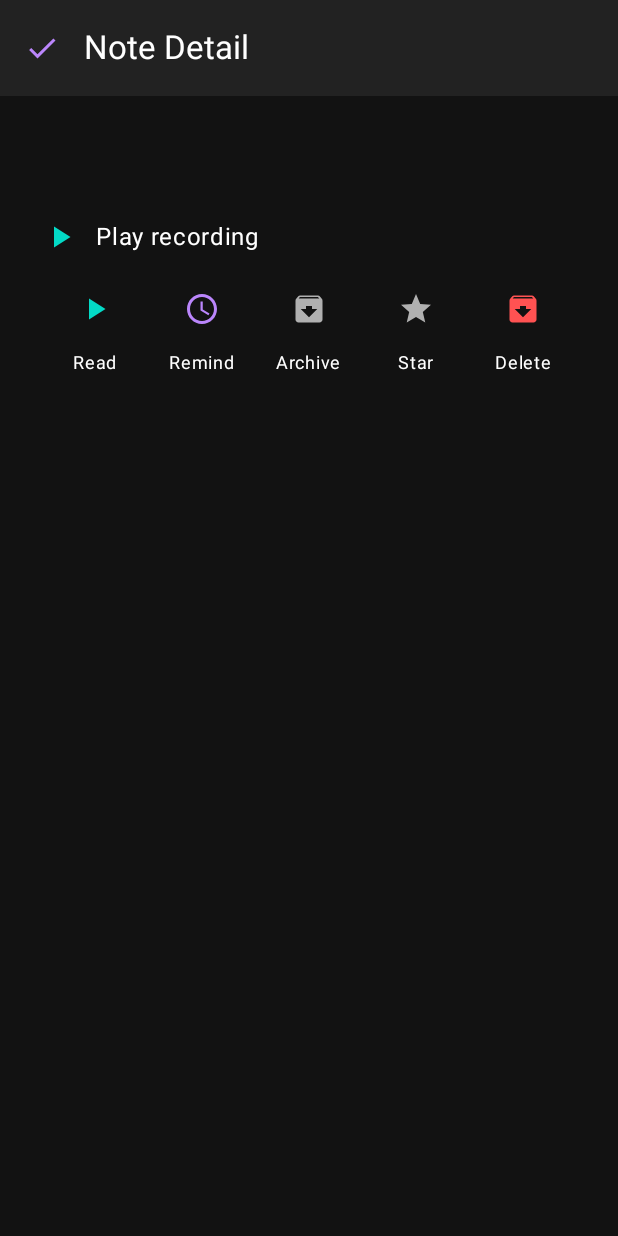
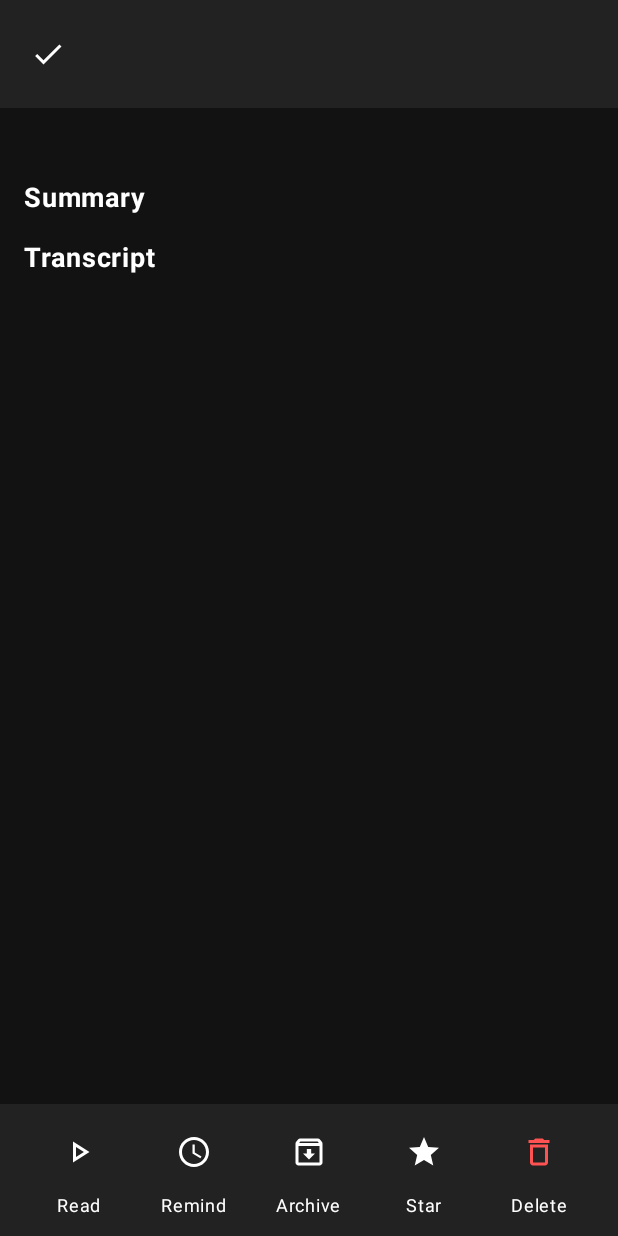
Before and after one commit to SekeNikola/EchoNote, an Android app built with Jetpack Compose: the composable NoteDetailScreen called with empty values, on a phone screen of 412 x 824 dp. Run offline under Robolectric (Android 15) with nearby library versions, the phone set to English and light mode, and no system bars; our stand-ins replace livedata-compose.

```diff
--- a/app/src/main/java/com/example/app/ui/NoteDetailScreen.kt
+++ b/app/src/main/java/com/example/app/ui/NoteDetailScreen.kt
@@ -1,4 +1,7 @@
+
 package com.example.app.ui
+import com.example.app.data.createdAtFormattedDate
+import com.example.app.data.createdAtFormattedTime
 
 import androidx.compose.foundation.background
 import androidx.compose.foundation.layout.Arrangement
@@ -8,18 +11,20 @@ import androidx.compose.foundation.layout.Spacer
 import androidx.compose.foundation.layout.fillMaxSize
 import androidx.compose.foundation.layout.fillMaxWidth
 import androidx.compose.foundation.layout.height
+import androidx.compose.foundation.layout.width
 import androidx.compose.foundation.layout.padding
 import androidx.compose.foundation.verticalScroll
 import androidx.compose.foundation.rememberScrollState
 import androidx.compose.foundation.text.BasicTextField
 import androidx.compose.material.icons.Icons
-import androidx.compose.material.icons.filled.Archive
-import androidx.compose.material.icons.filled.Check
-import androidx.compose.material.icons.filled.PlayArrow
-import androidx.compose.material.icons.filled.Pause
-import androidx.compose.material.icons.filled.Stop
-import androidx.compose.material.icons.filled.Schedule
-import androidx.compose.material.icons.filled.Star
+import androidx.compose.material.icons.outlined.Archive
+import androidx.compose.material.icons.outlined.Check
+import androidx.compose.material.icons.outlined.PlayArrow
+import androidx.compose.material.icons.outlined.Pause
+import androidx.compose.material.icons.outlined.Stop
+import androidx.compose.material.icons.outlined.Schedule
+import androidx.compose.material.icons.outlined.Star
+import androidx.compose.material.icons.outlined.Delete
 import androidx.compose.material3.IconButton
 import androidx.compose.material3.Text
 import androidx.compose.material3.Icon
@@ -50,198 +55,134 @@ fun NoteDetailScreen(
     val note by viewModel.getNoteById(noteId).observeAsState()
     val title = note?.title ?: ""
     val transcript = note?.transcript ?: ""
-    val highlights = note?.highlights ?: emptyList()
     val audioPath = note?.audioPath
     val context = LocalContext.current
+    val date = note?.createdAtFormattedDate() ?: ""
+    val time = note?.createdAtFormattedTime() ?: ""
+    val scrollState = rememberScrollState()
 
-    // Move playback state and player to top-level composable scope
-    val playbackState = androidx.compose.runtime.remember { androidx.compose.runtime.mutableStateOf(PlaybackState.Idle) }
-    val player = androidx.compose.runtime.remember { androidx.compose.runtime.mutableStateOf<MediaPlayer?>(null) }
-
-    val scrollState = rememberScrollState()
     Column(
         modifier = Modifier
             .fillMaxSize()
             .background(Color(0xFF121212))
     ) {
-        androidx.compose.material3.TopAppBar(
-            title = { Text("Note Detail", color = Color.White) },
-            navigationIcon = {
-                IconButton(onClick = onBack) {
-                    Icon(Icons.Default.Check, contentDescription = "Back", tint = Color(0xFFBB86FC))
-                }
-            },
-            colors = androidx.compose.material3.TopAppBarDefaults.topAppBarColors(
-                containerColor = Color(0xFF222222)
+        // Top bar: Back arrow and title
+        Row(
+            verticalAlignment = Alignment.CenterVertically,
+            modifier = Modifier
+                .fillMaxWidth()
+                .background(Color(0xFF222222))
+                .padding(horizontal = 8.dp, vertical = 12.dp)
+        ) {
+            IconButton(onClick = onBack) {
+                Icon(Icons.Outlined.Check, contentDescription = "Back", tint = Color.White)
+            }
+            Spacer(modifier = Modifier.width(8.dp))
+            Text(
+                text = title,
+                fontWeight = FontWeight.Bold,
+                fontSize = 22.sp,
+                color = Color.White,
+                maxLines = 1,
+                modifier = Modifier.weight(1f)
             )
+        }
+        // Date and time
+        Row(
+            modifier = Modifier
+                .fillMaxWidth()
+                .padding(horizontal = 16.dp, vertical = 4.dp),
+            verticalAlignment = Alignment.CenterVertically
+        ) {
+            Text(
+                text = date,
+                color = Color(0xFFB0B0B0),
+                fontSize = 14.sp
+            )
+            Spacer(modifier = Modifier.width(12.dp))
+            Text(
+                text = time,
+                color = Color(0xFFB0B0B0),
+                fontSize = 14.sp
+            )
+        }
+    Spacer(modifier = Modifier.height(16.dp))
+        // Summary section
+        Text(
+            text = "Summary",
+            fontWeight = FontWeight.Bold,
+            fontSize = 18.sp,
+            color = Color.White,
+            modifier = Modifier.padding(horizontal = 16.dp)
         )
-        Column(
-            modifier = Modifier
-                .weight(1f)
-                .verticalScroll(scrollState)
-                .padding(16.dp)
-        ) {
-            Row(verticalAlignment = Alignment.CenterVertically) {
-                BasicTextField(
-                    value = title,
-                    onValueChange = { viewModel.updateNoteTitle(noteId, it) },
-                    textStyle = TextStyle(
-                        color = Color.White,
-                        fontWeight = FontWeight.Bold,
-                        fontSize = 22.sp
-                    ),
-                    modifier = Modifier.weight(1f)
-                )
-            }
-        Spacer(modifier = Modifier.height(16.dp))
-        // Release player if audioPath changes
-        androidx.compose.runtime.LaunchedEffect(audioPath) {
-            player.value?.release()
-            player.value = null
-            playbackState.value = PlaybackState.Idle
-        }
-
-        fun startPlayback() {
-            if (audioPath == null) return
-            try {
-                val mp = MediaPlayer()
-                mp.setDataSource(audioPath)
-                mp.prepare()
-                mp.start()
-                playbackState.value = PlaybackState.Playing
-                player.value = mp
-                Toast.makeText(context, "Playing audio...", Toast.LENGTH_SHORT).show()
-                mp.setOnCompletionListener {
-                    playbackState.value = PlaybackState.Idle
-                    it.release()
-                    player.value = null
-                }
-            } catch (e: Exception) {
-                Toast.makeText(context, "Could not play audio", Toast.LENGTH_SHORT).show()
-                playbackState.value = PlaybackState.Idle
-            }
-        }
-
-        fun pausePlayback() {
-            player.value?.let {
-                if (it.isPlaying) {
-                    it.pause()
-                    playbackState.value = PlaybackState.Paused
-                }
-            }
-        }
-
-        fun resumePlayback() {
-            player.value?.let {
-                it.start()
-                playbackState.value = PlaybackState.Playing
-            }
-        }
-
-        fun stopPlayback() {
-            player.value?.let {
-                it.stop()
-                it.release()
-                player.value = null
-                playbackState.value = PlaybackState.Idle
-            }
-        }
-
-        Spacer(modifier = Modifier.height(12.dp))
-        Row(verticalAlignment = Alignment.CenterVertically) {
-            when (playbackState.value) {
-                PlaybackState.Idle -> {
-                    IconButton(onClick = { startPlayback() }, enabled = audioPath != null) {
-                        Icon(Icons.Default.PlayArrow, contentDescription = "Play Audio", tint = Color(0xFF03DAC6))
-                    }
-                    Text("Play recording", color = Color.White, fontSize = 16.sp)
-                }
-                PlaybackState.Playing -> {
-                    IconButton(onClick = { pausePlayback() }, enabled = audioPath != null) {
-                        Icon(Icons.Default.Pause, contentDescription = "Pause Audio", tint = Color(0xFF03DAC6))
-                    }
-                    IconButton(onClick = { stopPlayback() }, enabled = audioPath != null) {
-                        Icon(Icons.Default.Stop, contentDescription = "Stop Audio", tint = Color(0xFF03DAC6))
-                    }
-                    Text("Playing...", color = Color.White, fontSize = 16.sp)
-                }
-                PlaybackState.Paused -> {
-                    IconButton(onClick = { resumePlayback() }, enabled = audioPath != null) {
-                        Icon(Icons.Default.PlayArrow, contentDescription = "Resume Audio", tint = Color(0xFF03DAC6))
-                    }
-                    IconButton(onClick = { stopPlayback() }, enabled = audioPath != null) {
-                        Icon(Icons.Default.Stop, contentDescription = "Stop Audio", tint = Color(0xFF03DAC6))
-                    }
-                    Text("Paused", color = Color.White, fontSize = 16.sp)
-                }
-            }
-        }
-    // ...existing code...
-        // Summarized text (assume note.snippet is summary)
         if (note?.snippet?.isNotBlank() == true) {
             Text(
                 text = note!!.snippet,
                 color = Color(0xFFB0B0B0),
                 fontSize = 16.sp,
-                modifier = Modifier.fillMaxWidth()
+                modifier = Modifier.padding(horizontal = 16.dp)
             )
-            Spacer(modifier = Modifier.height(8.dp))
         }
-        // Voice/Audio controls (already present above)
-        // Transcript
+        Spacer(modifier = Modifier.height(16.dp))
+        // Transcript section
+        Text(
+            text = "Transcript",
+            fontWeight = FontWeight.Bold,
+            fontSize = 18.sp,
+            color = Color.White,
+            modifier = Modifier.padding(horizontal = 16.dp)
+        )
         if (transcript.isNotBlank()) {
             Text(
                 text = transcript,
                 color = Color(0xFFB0B0B0),
                 fontSize = 16.sp,
-                modifier = Modifier.fillMaxWidth()
+                modifier = Modifier.padding(horizontal = 16.dp)
             )
         }
-        if (highlights.isNotEmpty()) {
-            Text("Highlights:", color = Color(0xFFFFC107), fontWeight = FontWeight.Bold)
-            highlights.forEach { highlight ->
-                Text("- $highlight", color = Color(0xFFFFC107))
-            }
-        }
+        Spacer(modifier = Modifier.height(16.dp))
+        Spacer(modifier = Modifier.weight(1f))
         Row(
-            modifier = Modifier.fillMaxWidth(),
+            modifier = Modifier
+                .fillMaxWidth()
+                .background(Color(0xFF222222))
+                .padding(vertical = 8.dp),
             horizontalArrangement = Arrangement.SpaceEvenly
         ) {
             Column(horizontalAlignment = Alignment.CenterHorizontally) {
                 IconButton(onClick = { viewModel.readAloud(noteId) }) {
-                    Icon(Icons.Default.PlayArrow, contentDescription = "Read Aloud", tint = Color(0xFF03DAC6))
+                    Icon(Icons.Outlined.PlayArrow, contentDescription = "Read Aloud", tint = Color.White)
                 }
                 Text("Read", color = Color.White, fontSize = 12.sp)
             }
             Column(horizontalAlignment = Alignment.CenterHorizontally) {
                 IconButton(onClick = { viewModel.setReminder(noteId) }) {
-                    Icon(Icons.Default.Schedule, contentDescription = "Set Reminder", tint = Color(0xFFBB86FC))
+                    Icon(Icons.Outlined.Schedule, contentDescription = "Set Reminder", tint = Color.White)
                 }
                 Text("Remind", color = Color.White, fontSize = 12.sp)
             }
             Column(horizontalAlignment = Alignment.CenterHorizontally) {
                 IconButton(onClick = { viewModel.archiveNote(noteId) }) {
-                    Icon(Icons.Default.Archive, contentDescription = "Archive", tint = Color(0xFFB0B0B0))
+                    Icon(Icons.Outlined.Archive, contentDescription = "Archive", tint = Color.White)
                 }
                 Text("Archive", color = Color.White, fontSize = 12.sp)
             }
             Column(horizontalAlignment = Alignment.CenterHorizontally) {
                 IconButton(onClick = { viewModel.toggleFavorite(note!!) }) {
                     Icon(
-                        imageVector = Icons.Default.Star,
+                        imageVector = Icons.Outlined.Star,
                         contentDescription = "Favorite",
-                        tint = if (note?.isFavorite == true) Color(0xFFFFC107) else Color(0xFFB0B0B0)
+                        tint = if (note?.isFavorite == true) Color(0xFFFFC107) else Color.White
                     )
                 }
                 Text("Star", color = Color.White, fontSize = 12.sp)
             }
             Column(horizontalAlignment = Alignment.CenterHorizontally) {
                 IconButton(onClick = { note?.let { viewModel.deleteNote(it.id); onBack() } }) {
-                    Icon(Icons.Default.Archive, contentDescription = "Delete", tint = Color(0xFFFF5252))
+                    Icon(Icons.Outlined.Delete, contentDescription = "Delete", tint = Color(0xFFFF5252))
                 }
                 Text("Delete", color = Color.White, fontSize = 12.sp)
             }
         }
-        }
     }
 }
```
Also changed, not shown: 162 other files.
